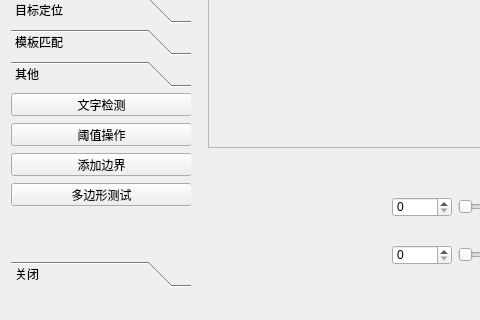
Before: the Qt Designer form hi_opencv2.0/hi_opencv20.ui in yangyang222244/hi_opencv2.0, drawn with Qt 5; both pictures show x 0 to 480 and y 207 to 527 of the 965 by 527 pixel window.
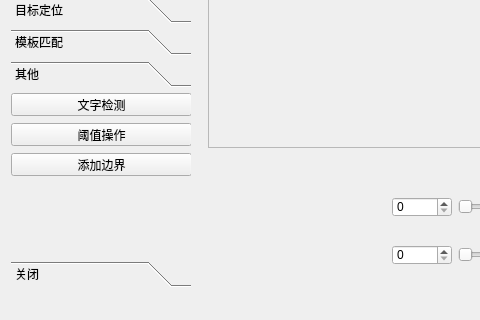
After: the same form once the commit is applied. The open tabs and pages were chosen to show the change.

```diff
--- a/hi_opencv2.0/hi_opencv20.ui
+++ b/hi_opencv2.0/hi_opencv20.ui
@@ -623,19 +623,6 @@
          <string>添加边界</string>
         </property>
        </widget>
-       <widget class="QPushButton" name="btnTextDetection_4">
-        <property name="geometry">
-         <rect>
-          <x>0</x>
-          <y>90</y>
-          <width>181</width>
-          <height>23</height>
-         </rect>
-        </property>
-        <property name="text">
-         <string>多边形测试</string>
-        </property>
-       </widget>
       </widget>
       <widget class="QWidget" name="page_8">
        <property name="geometry">
```
Left out of the diff: 47 changed lines with no effect on the pictures.
